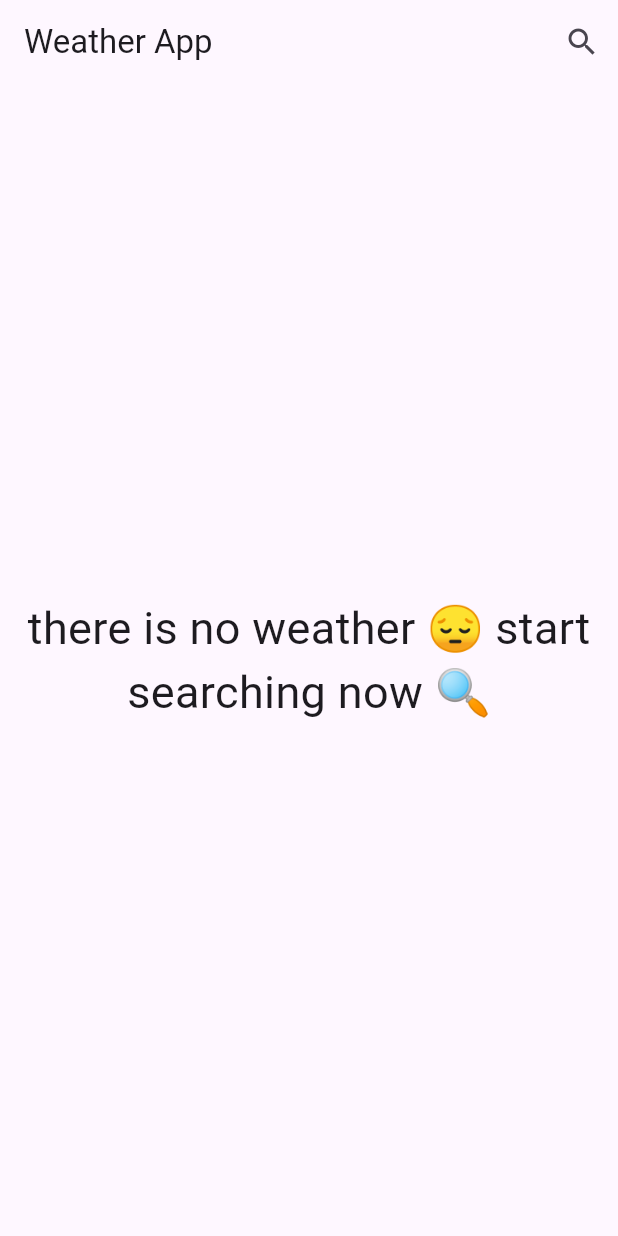
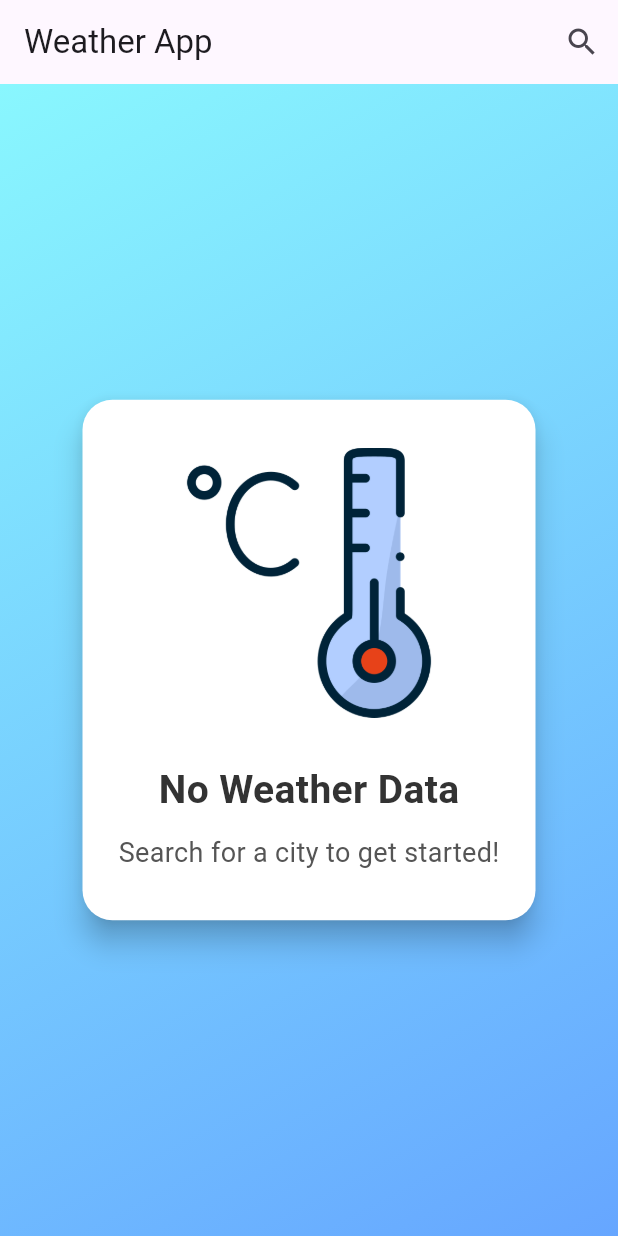
Before and after one commit to AhmedEssammm/weather-app, a Flutter app: the screen it shows after launch, on a phone screen of 412 x 824 dp. Run offline on Flutter 3.47's test engine with Material 3 defaults, Android fonts, the phone set to English and light mode, and no system bars; our stand-ins replace dio, flutter_bloc.

Commit message:
Finish app

```diff
--- a/lib/cubits/get_weather_cubit/get_weather_states.dart
+++ b/lib/cubits/get_weather_cubit/get_weather_states.dart
@@ -4,10 +4,14 @@ class WeatherState {}
 
 class WeatherInitialState extends WeatherState {}
 
+class WeatherLoadingState extends WeatherState {}
+
 class WeatherLoadedState extends WeatherState {
   final WeatherModel weatherModel;
-
   WeatherLoadedState(this.weatherModel);
 }
 
-class WeatherFailureState extends WeatherState {}
+class WeatherErrorState extends WeatherState {
+  final String errorMessage;
+  WeatherErrorState(this.errorMessage);
+}
--- a/lib/main.dart
+++ b/lib/main.dart
@@ -2,6 +2,7 @@
 import 'package:flutter_bloc/flutter_bloc.dart';
 import 'package:weather_app/cubits/get_weather_cubit/get_waether_cubit.dart';
 import 'package:weather_app/cubits/get_weather_cubit/get_weather_states.dart';
+import 'package:weather_app/utils/theme_utils.dart';
 import 'package:weather_app/views/home_view.dart';
 
 void main() {
@@ -9,7 +10,7 @@
 }
 
 class WeatherApp extends StatelessWidget {
-  const WeatherApp({Key? key}) : super(key: key);
+  const WeatherApp({super.key});
 
   @override
   Widget build(BuildContext context) {
@@ -27,7 +28,7 @@
                       ?.weatherCondition,
                 ),
               ),
-              home: HomeView(),
+              home: const HomeView(),
             );
           },
         ),
@@ -35,36 +36,3 @@
     );
   }
 }
-
-MaterialColor getThemeColor(String? condition) {
-  if (condition == null) {
-    return Colors.teal;
-  }
-
-  if (condition == 'Sunny' || condition == 'Clear') {
-    return Colors.orange;
-  } else if (condition == 'Partly cloudy') {
-    return Colors.deepOrange;
-  } else if (condition == 'Cloudy' || condition == 'Overcast') {
-    return Colors.blueGrey;
-  } else if (condition == 'Mist' ||
-      condition == 'Blizzard' ||
-      condition == 'Fog' ||
-      condition == 'Freezing fog') {
-    return Colors.grey;
-  } else if (condition.contains('rain') ||
-      condition.contains('drizzle') ||
-      condition.contains('shower')) {
-    return Colors.blue;
-  } else if (condition.contains('snow') || condition.contains('sleet')) {
-    return Colors.lightBlue;
-  } else if (condition.contains('ice pellet')) {
-    return Colors.cyan;
-  } else if (condition.contains('thunder')) {
-    return Colors.deepPurple;
-  } else if (condition.contains('freezing')) {
-    return Colors.indigo;
-  } else {
-    return Colors.teal;
-  }
-}
--- a/lib/models/weather_model.dart
+++ b/lib/models/weather_model.dart
@@ -6,15 +6,55 @@ class WeatherModel {
   final double maxTemp;
   final double minTemp;
   final String weatherCondition;
+  final double? feelsLike;
+  final int? humidity;
+  final double? windSpeed;
+  final double? visibility;
 
-  WeatherModel(
-      {required this.cityName,
+  WeatherModel({
+    required this.cityName,
     required this.date,
     required this.image,
     required this.temp,
     required this.maxTemp,
     required this.minTemp,
-      required this.weatherCondition});
+    required this.weatherCondition,
+    this.feelsLike,
+    this.humidity,
+    this.windSpeed,
+    this.visibility,
+  });
+
+  String get localImage {
+    final condition = weatherCondition.toLowerCase();
+
+    if (condition.contains('clear') || condition.contains('sunny')) {
+      return 'assets/images/clear.png';
+    } else if (condition.contains('cloud') ||
+        condition == 'overcast' ||
+        condition == 'partly cloudy') {
+      return 'assets/images/cloudy.png';
+    } else if (condition.contains('rain') ||
+        condition.contains('drizzle') ||
+        condition.contains('shower')) {
+      return 'assets/images/rainy.png';
+    } else if (condition.contains('snow') ||
+        condition.contains('sleet') ||
+        condition.contains('ice pellet') ||
+        condition.contains('freezing')) {
+      return 'assets/images/snow.png';
+    } else if (condition.contains('thunder')) {
+      return 'assets/images/thunderstorm.png';
+    } else if (condition == 'blizzard' ||
+        condition.contains('fog') ||
+        condition.contains('freezing fog') ||
+        condition.contains('mist') ||
+        condition.contains('haze')) {
+      return 'assets/images/fog.png';
+    } else {
+      return 'assets/images/clear.png';
+    }
+  }
 
   factory WeatherModel.fromJson(json) {
     return WeatherModel(
@@ -25,6 +65,11 @@ class WeatherModel {
       minTemp: json['forecast']['forecastday'][0]['day']['mintemp_c'],
       weatherCondition: json['forecast']['forecastday'][0]['day']['condition']
           ['text'],
-        image: json['forecast']['forecastday'][0]['day']['condition']['icon']);
+      image: json['forecast']['forecastday'][0]['day']['condition']['icon'],
+      feelsLike: json['current']['feelslike_c'],
+      humidity: json['current']['humidity'],
+      windSpeed: json['current']['wind_kph'],
+      visibility: json['current']['vis_km'],
+    );
   }
 }
--- a/lib/services/waether_service.dart
+++ /dev/null
@@ -1,26 +0,0 @@
-import 'package:dio/dio.dart';
-import 'package:weather_app/models/weather_model.dart';
-
-class WaetherService {
-  final Dio dio;
-  final String baseUrl = 'http://api.weatherapi.com/v1';
-  final String apiKey = 'fe2b45a16cb741fcb88221305252306';
-
-  WaetherService(this.dio);
-  Future<WeatherModel> getCurrentWeather({required String cityName}) async {
-    try {
-      Response response = await dio
-          .get('$baseUrl/forecast.json?key=$apiKey&q=$cityName&days=1');
-
-      WeatherModel weatherModel = WeatherModel.fromJson(response.data);
-
-      return weatherModel;
-    } on DioException catch (e) {
-      final String errorMessage = e.response?.data['error']['message'] ??
-          'Opsss... there is an error, try again!';
-      throw Exception(errorMessage);
-    } catch (e) {
-      throw Exception('Opsss... there is an error, try again!');
-    }
-  }
-}
--- /dev/null
+++ b/lib/services/weather_service.dart
@@ -0,0 +1,44 @@
+import 'package:dio/dio.dart';
+import 'package:weather_app/models/weather_model.dart';
+
+class WeatherService {
+  final Dio dio;
+  final String baseUrl = 'http://api.weatherapi.com/v1';
+  final String apiKey = 'fe2b45a16cb741fcb88221305252306';
+
+  WeatherService(this.dio);
+  Future<WeatherModel> getCurrentWeather({required String cityName}) async {
+    try {
+      Response response = await dio
+          .get('$baseUrl/forecast.json?key=$apiKey&q=$cityName&days=1');
+
+      WeatherModel weatherModel = WeatherModel.fromJson(response.data);
+
+      return weatherModel;
+    } on DioException catch (e) {
+      final errorCode = e.response?.statusCode;
+      final apiMessage = e.response?.data['error']?['message'];
+
+      String userFriendlyMessage;
+
+      if (errorCode == 400) {
+        userFriendlyMessage = 'Please enter a valid city name.';
+      } else if (errorCode == 401 || errorCode == 403) {
+        userFriendlyMessage = 'Invalid API key or unauthorized access.';
+      } else if (errorCode == 404) {
+        userFriendlyMessage = 'City not found. Please try again.';
+      } else if (errorCode == 429) {
+        userFriendlyMessage =
+            'You’ve made too many requests. Please wait a bit.';
+      } else {
+        userFriendlyMessage =
+            apiMessage ?? 'Oops! Something went wrong. Please try again later.';
+      }
+
+      throw Exception(userFriendlyMessage);
+    } catch (e) {
+      throw Exception(
+          'Oops! Something went wrong. Please check your connection and try again.');
+    }
+  }
+}
--- /dev/null
+++ b/lib/utils/theme_utils.dart
@@ -0,0 +1,34 @@
+import 'package:flutter/material.dart';
+
+MaterialColor getThemeColor(String? condition) {
+  if (condition == null) {
+    return Colors.teal;
+  }
+
+  if (condition == 'Sunny' || condition == 'Clear') {
+    return Colors.orange;
+  } else if (condition == 'Partly cloudy') {
+    return Colors.deepOrange;
+  } else if (condition == 'Cloudy' || condition == 'Overcast') {
+    return Colors.blueGrey;
+  } else if (condition == 'Mist' ||
+      condition == 'Blizzard' ||
+      condition == 'Fog' ||
+      condition == 'Freezing fog') {
+    return Colors.grey;
+  } else if (condition.contains('rain') ||
+      condition.contains('drizzle') ||
+      condition.contains('shower')) {
+    return Colors.blue;
+  } else if (condition.contains('snow') || condition.contains('sleet')) {
+    return Colors.lightBlue;
+  } else if (condition.contains('ice pellet')) {
+    return Colors.cyan;
+  } else if (condition.contains('thunder')) {
+    return Colors.deepPurple;
+  } else if (condition.contains('freezing')) {
+    return Colors.indigo;
+  } else {
+    return Colors.teal;
+  }
+}
--- a/lib/views/home_view.dart
+++ b/lib/views/home_view.dart
@@ -7,7 +7,7 @@ import 'package:weather_app/widgets/no_weather_body.dart';
 import 'package:weather_app/widgets/weather_info_body.dart';
 
 class HomeView extends StatelessWidget {
-  const HomeView({Key? key}) : super(key: key);
+  const HomeView({super.key});
 
   @override
   Widget build(BuildContext context) {
@@ -20,25 +20,53 @@ class HomeView extends StatelessWidget {
               Navigator.of(context).push(
                 MaterialPageRoute(
                   builder: (context) {
-                    return const SearchView();
+                    return SearchView();
                   },
                 ),
               );
             },
-            icon: Icon(Icons.search),
+            icon: const Icon(Icons.search),
           ),
         ],
       ),
       body: BlocBuilder<GetWaetherCubit, WeatherState>(
         builder: (context, state) {
           if (state is WeatherInitialState) {
-            return NoWeatherBody();
+            return const NoWeatherBody();
+          } else if (state is WeatherLoadingState) {
+            return const Center(child: CircularProgressIndicator());
           } else if (state is WeatherLoadedState) {
             return WeatherInfoBody(
               weather: state.weatherModel,
             );
+          } else if (state is WeatherErrorState) {
+            return Center(
+              child: Padding(
+                padding: const EdgeInsets.all(16.0),
+                child: Column(
+                  mainAxisSize: MainAxisSize.min,
+                  children: [
+                    const Icon(Icons.error_outline,
+                        size: 60, color: Colors.redAccent),
+                    const SizedBox(height: 16),
+                    Text(
+                      state.errorMessage,
+                      style: const TextStyle(fontSize: 18, color: Colors.red),
+                      textAlign: TextAlign.center,
+                    ),
+                  ],
+                ),
+              ),
+            );
           } else {
-            return Text('Opsss... there was an error!');
+            return const Center(
+              child: Center(
+                child: Text(
+                  'Unexpected error occurred.',
+                  style: TextStyle(color: Colors.grey),
+                ),
+              ),
+            );
           }
         },
       ),
--- a/lib/widgets/no_weather_body.dart
+++ b/lib/widgets/no_weather_body.dart
@@ -1,31 +1,61 @@
 import 'package:flutter/material.dart';
 
 class NoWeatherBody extends StatelessWidget {
-  const NoWeatherBody({
-    Key? key,
-  }) : super(key: key);
+  const NoWeatherBody({super.key});
 
   @override
   Widget build(BuildContext context) {
-    return const Padding(
-      padding: EdgeInsets.symmetric(horizontal: 16),
+    return Container(
+      width: double.infinity,
+      decoration: const BoxDecoration(
+        gradient: LinearGradient(
+          colors: [Color(0xff89f7fe), Color(0xff66a6ff)],
+          begin: Alignment.topLeft,
+          end: Alignment.bottomRight,
+        ),
+      ),
       child: Center(
+        child: Card(
+          elevation: 8,
+          margin: const EdgeInsets.symmetric(horizontal: 20, vertical: 40),
+          shape: RoundedRectangleBorder(
+            borderRadius: BorderRadius.circular(20),
+          ),
+          color: Colors.white,
+          child: Padding(
+            padding: const EdgeInsets.symmetric(horizontal: 24, vertical: 32),
             child: Column(
               mainAxisSize: MainAxisSize.min,
               children: [
-            Text(
-              'there is no weather 😔 start',
-              style: TextStyle(
-                fontSize: 30,
+                SizedBox(
+                  height: 180,
+                  child: Image.asset(
+                    'assets/images/no_weather.png',
+                    fit: BoxFit.contain,
                   ),
                 ),
-            Text(
-              'searching now 🔍',
+
+                const SizedBox(height: 30),
+
+                const Text(
+                  'No Weather Data',
                   style: TextStyle(
-                fontSize: 30,
+                    fontSize: 26,
+                    fontWeight: FontWeight.bold,
+                    color: Color(0xff333333),
                   ),
-            )
+                ),
+                const SizedBox(height: 10),
+                const Text(
+                  'Search for a city to get started!',
+                  style: TextStyle(
+                    fontSize: 18,
+                    color: Color(0xff555555),
+                  ),
+                ),
               ],
+            ),
+          ),
         ),
       ),
     );
```
Also changed, not shown: lib/cubits/get_weather_cubit/get_waether_cubit.dart (+6 -3 lines), lib/utils/search_city_helper.dart (added, +10 -0 lines), lib/views/search_view.dart (+16 -11 lines), lib/widgets/weather_info_body.dart (+99 -48 lines), lib/widgets/weather_info_tile.dart (added, +42 -0 lines), assets/images/clear.png, assets/images/cloudy.png, assets/images/fog.png (added), assets/images/no_weather.png (added), assets/images/rainy.png, assets/images/snow.png, assets/images/thunderstorm.png. Lines whose indentation alone changed are shown as unchanged.
